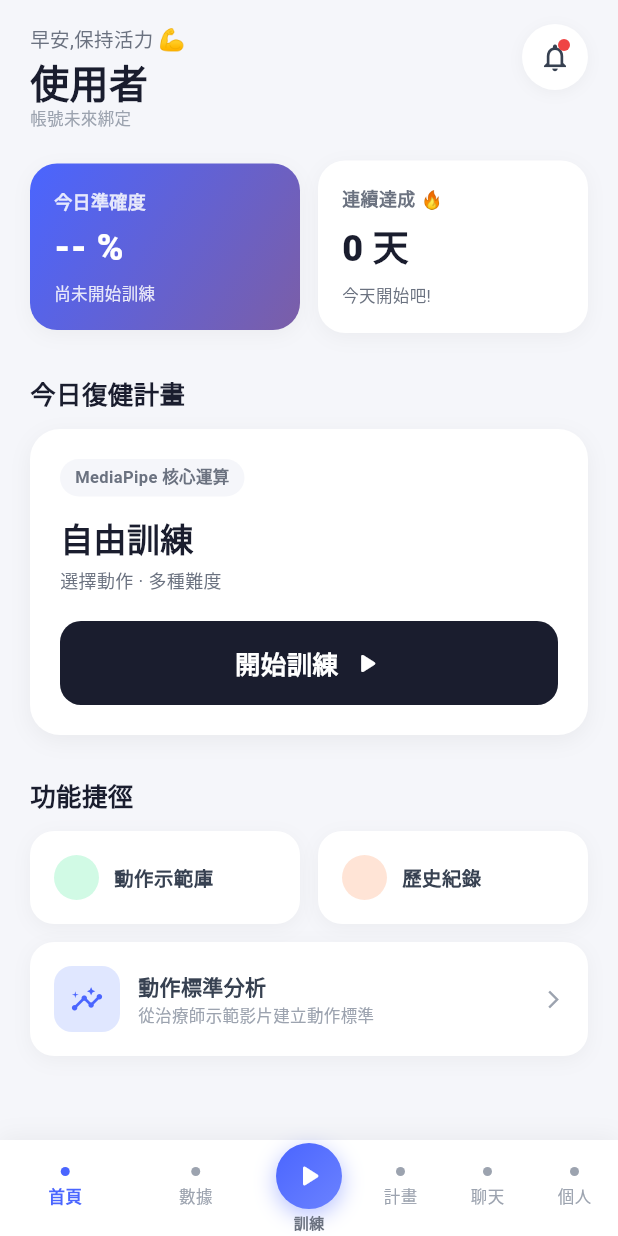
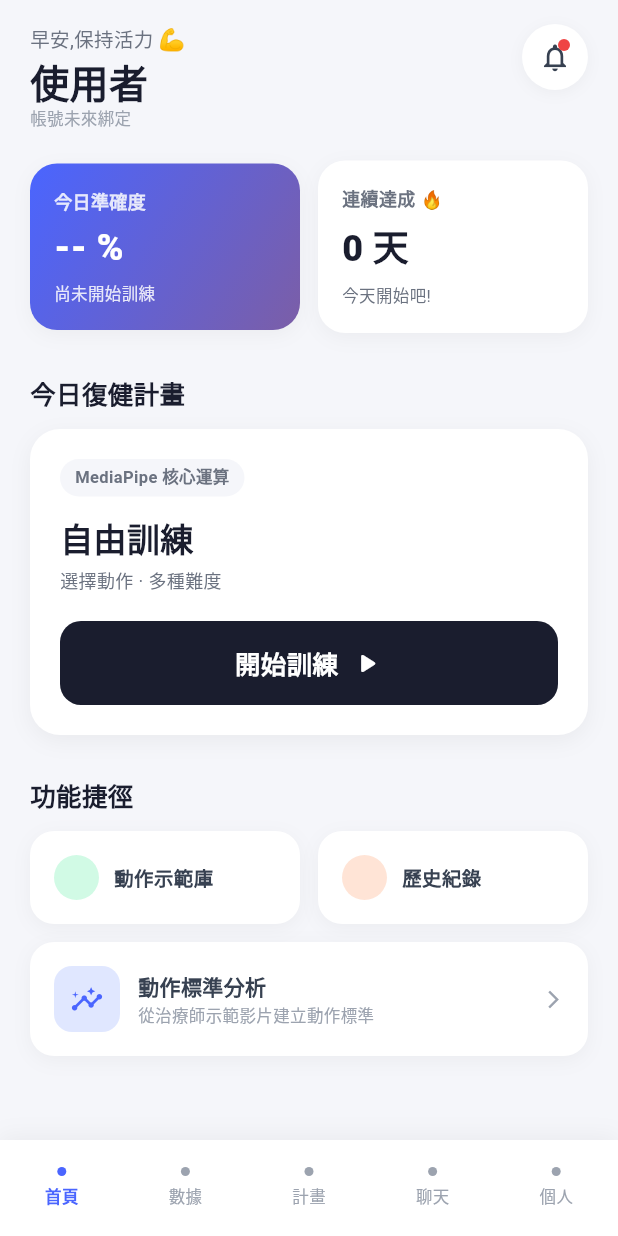
Before and after one commit to Yang20040522/tkuim_project, a Flutter app: the screen it shows after launch, on a phone screen of 412 x 824 dp. Run offline on Flutter 3.47's test engine with Material 3 defaults, Android fonts, the light colour scheme and no system bars; our stand-ins replace audioplayers, camera, file_picker, flutter_tts, shared_preferences, video_player; missing offline and left inert: flutter_inappwebview, model_viewer_plus, onnxruntime_v2, video_thumbnail.

Commit message:
新3D加入動作示範庫，首頁UI小修改

```diff
--- a/lib/features/home/home_screen.dart
+++ b/lib/features/home/home_screen.dart
@@ -51,6 +51,9 @@ class _HomeScreenState extends State<HomeScreen>
     super.dispose();
   }
 
+  bool _hasHistory = false;                    // ✅ 新增
+  String _lastTrainingText = '';                // ✅ 新增
+
   // ═══ 載入統計 ═══════════════════════════════════════════════
   // 未來接資料庫時,只動 HistoryService 內部即可,本方法不變
   Future<void> _loadStats() async {
@@ -64,7 +67,29 @@ class _HomeScreenState extends State<HomeScreen>
       _accuracyText = acc.text;
       _accuracyFooter = acc.footer;
       _streakText = '$streak 天';
+
+      // ✅ 新增:算出最近一筆訓練的顯示文字
+      if (records.isNotEmpty) {
+        _hasHistory = true;
+        _lastTrainingText = _formatLastTraining(records.last);
+      } else {
+        _hasHistory = false;
+        _lastTrainingText = '';
+      }
     });
+  }
+
+  // ✅ 新增:組出「動作名稱 · 難度 · 次數」文字
+  String _formatLastTraining(TrainingRecord r) {
+    final action = kTrainingActions.firstWhere(
+      (a) => a.name == r.actionName,
+      orElse: () => kTrainingActions.first,
+    );
+    final idx = r.difficulty - 1;
+    final label = (idx >= 0 && idx < action.difficulties.length)
+        ? action.difficulties[idx].label
+        : 'Lv.${r.difficulty}';
+    return '${r.actionName} · $label · ${r.targetReps}下';
   }
 
   // 今日準確度:取今天所有 record,(10 - 平均 mistake) / 10 * 100
@@ -328,7 +353,7 @@ class _HomeScreenState extends State<HomeScreen>
 
   Widget _buildMainTrainingCard() {
     return GestureDetector(
-      onTap: _openActionList,
+      onTap: _openActionList,   // 互動不變
       child: Container(
         width: double.infinity,
         padding: const EdgeInsets.all(20),
@@ -347,8 +372,7 @@ class _HomeScreenState extends State<HomeScreen>
           crossAxisAlignment: CrossAxisAlignment.start,
           children: [
             Container(
-              padding:
-                  const EdgeInsets.symmetric(horizontal: 10, vertical: 4),
+              padding: const EdgeInsets.symmetric(horizontal: 10, vertical: 4),
               decoration: BoxDecoration(
                 color: const Color(0xFFF5F6FA),
                 borderRadius: BorderRadius.circular(20),
@@ -363,18 +387,22 @@ class _HomeScreenState extends State<HomeScreen>
               ),
             ),
             const SizedBox(height: 12),
-            const Text(
-              '自由訓練',
-              style: TextStyle(
+
+            // ✅ 依有沒有歷史紀錄切換標題
+            Text(
+              _hasHistory ? '最近訓練' : '自由訓練',
+              style: const TextStyle(
                 color: Color(0xFF1A1D2E),
                 fontSize: 22,
                 fontWeight: FontWeight.w900,
               ),
             ),
             const SizedBox(height: 4),
-            const Text(
-              '選擇動作 · 多種難度',
-              style: TextStyle(color: Color(0xFF6B7280), fontSize: 12),
+
+            // ✅ 依有沒有歷史紀錄切換副標題
+            Text(
+              _hasHistory ? _lastTrainingText : '選擇動作 · 多種難度',
+              style: const TextStyle(color: Color(0xFF6B7280), fontSize: 12),
             ),
             const SizedBox(height: 18),
             Container(
@@ -508,29 +536,13 @@ class _HomeScreenState extends State<HomeScreen>
         top: false,
         child: SizedBox(
           height: 64,
-          child: Stack(
-            alignment: Alignment.center,
-            children: [
-              // 左右兩組項目,各自平分自己那一半的寬度
-              Row(
-                children: [
-                  Expanded(
           child: Row(
-                      mainAxisAlignment: MainAxisAlignment.spaceEvenly,
             children: [
               _NavItem(label: '首頁', isActive: true, onTap: () {}),
               _NavItem(
                   label: '數據',
                   isActive: false,
                   onTap: () => _comingSoon('數據')),
-                      ],
-                    ),
-                  ),
-                  const SizedBox(width: 64),   // 保留中間按鈕的空間,避免被擋住
-                  Expanded(
-                    child: Row(
-                      mainAxisAlignment: MainAxisAlignment.spaceEvenly,
-                      children: [
               _NavItem(
                 label: '計畫',
                 isActive: false,
@@ -539,20 +551,13 @@ class _HomeScreenState extends State<HomeScreen>
                 ),
               ),
               _NavItem(
-                            label: '聊天',                 // ✅ 新增
+                  label: '聊天',                     // ✅ 新增
                   isActive: false,
-                            onTap: () => _comingSoon('聊天')), // ✅ 先不接畫面
+                  onTap: () => _comingSoon('聊天')),  // 先不接畫面
               _NavItem(
                   label: '個人',
                   isActive: false,
                   onTap: () => _comingSoon('個人')),
-                      ],
-                    ),
-                  ),
-                ],
-              ),
-              // 中間按鈕獨立疊在最上層,永遠釘在 Stack 正中央,不受左右項目數量影響
-              _NavCenterButton(onTap: _openActionList),
             ],
           ),
         ),
@@ -740,54 +745,3 @@ class _NavItem extends StatelessWidget {
     );
   }
 }
-
-class _NavCenterButton extends StatelessWidget {
-  final VoidCallback onTap;
-
-  const _NavCenterButton({required this.onTap});
-
-  @override
-  Widget build(BuildContext context) {
-    return Expanded(
-      child: GestureDetector(
-        onTap: onTap,
-        behavior: HitTestBehavior.opaque,
-        child: Column(
-          mainAxisAlignment: MainAxisAlignment.center,
-          children: [
-            Container(
-              width: 44,
-              height: 44,
-              decoration: BoxDecoration(
-                gradient: const LinearGradient(
-                  colors: [Color(0xFF4A65FF), Color(0xFF6B82FF)],
-                  begin: Alignment.topLeft,
-                  end: Alignment.bottomRight,
-                ),
-                shape: BoxShape.circle,
-                boxShadow: [
-                  BoxShadow(
-                    color: const Color(0xFF4A65FF).withValues(alpha: 0.4),
-                    blurRadius: 12,
-                    offset: const Offset(0, 4),
-                  ),
-                ],
-              ),
-              child: const Icon(Icons.play_arrow_rounded,
-                  color: Colors.white, size: 24),
-            ),
-            const SizedBox(height: 2),
-            const Text(
-              '訓練',
-              style: TextStyle(
-                color: Color(0xFF6B7280),
-                fontSize: 10,
-                fontWeight: FontWeight.w600,
-              ),
-            ),
-          ],
-        ),
-      ),
-    );
-  }
-}
```
Also changed, not shown: lib/features/demo/demo_library_screen.dart (+9 -0 lines), 1 other file. Lines whose indentation alone changed are shown as unchanged.
